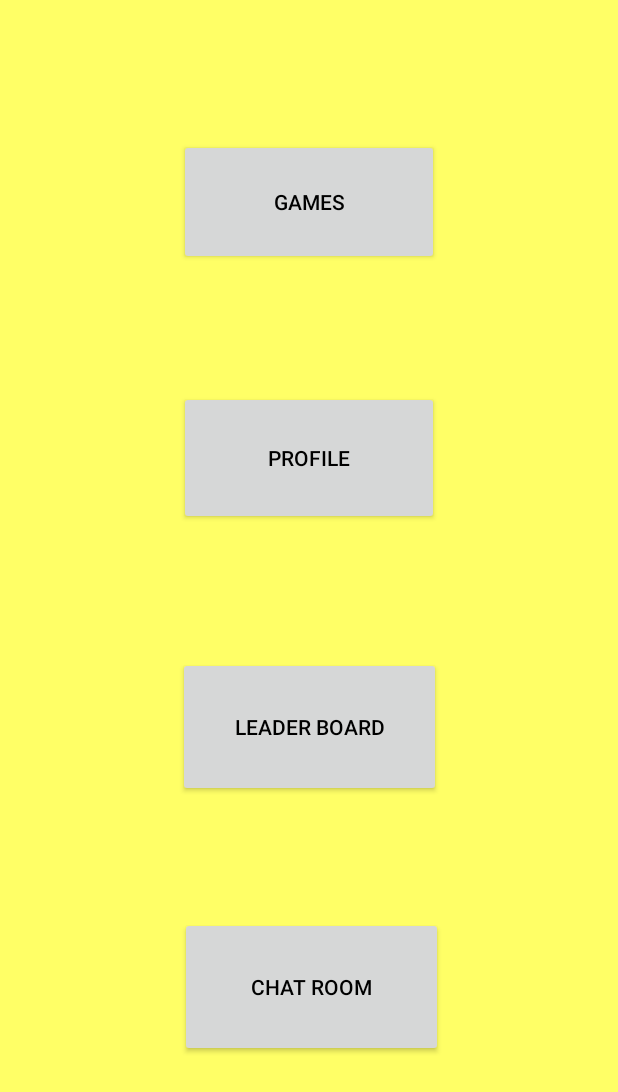
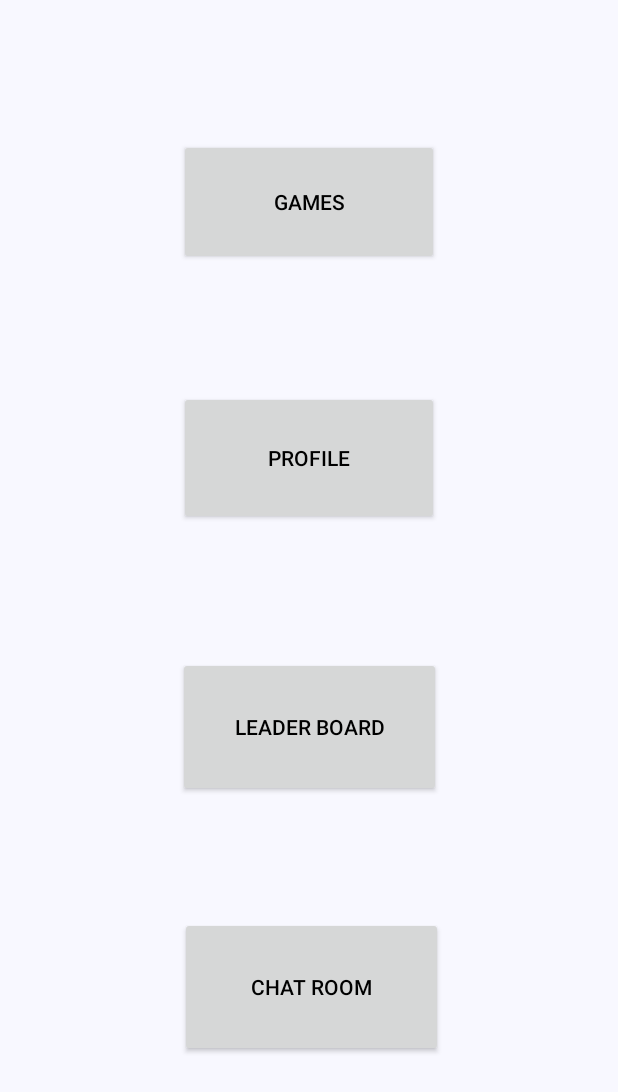
Before and after one commit to cyber-atlas/AnIDEandADream-RainyDayGames, an Android app: the secondpage screen opened directly, with no data from a screen before it, on a phone screen of 412 x 824 dp. Shown: the top 1092 px of the screen. Run offline under Robolectric (Android 15) with nearby library versions, the phone set to English and light mode, and no system bars; network calls fail; Roboto replaces fonts that are not available here.

Commit message:
cool things

```diff
--- a/AndroidStudioProjects/Loginscreen/app/src/main/res/layout/secondpage.xml
+++ b/AndroidStudioProjects/Loginscreen/app/src/main/res/layout/secondpage.xml
@@ -4,7 +4,7 @@
     xmlns:tools="http://schemas.android.com/tools"
     android:layout_width="match_parent"
     android:layout_height="match_parent"
-    android:background="#ffff66"
+    android:background="#f8f8ff"
     tools:context="edu.iastate.IDE_AND_A_DREAM.secondpage">
 
 
```
